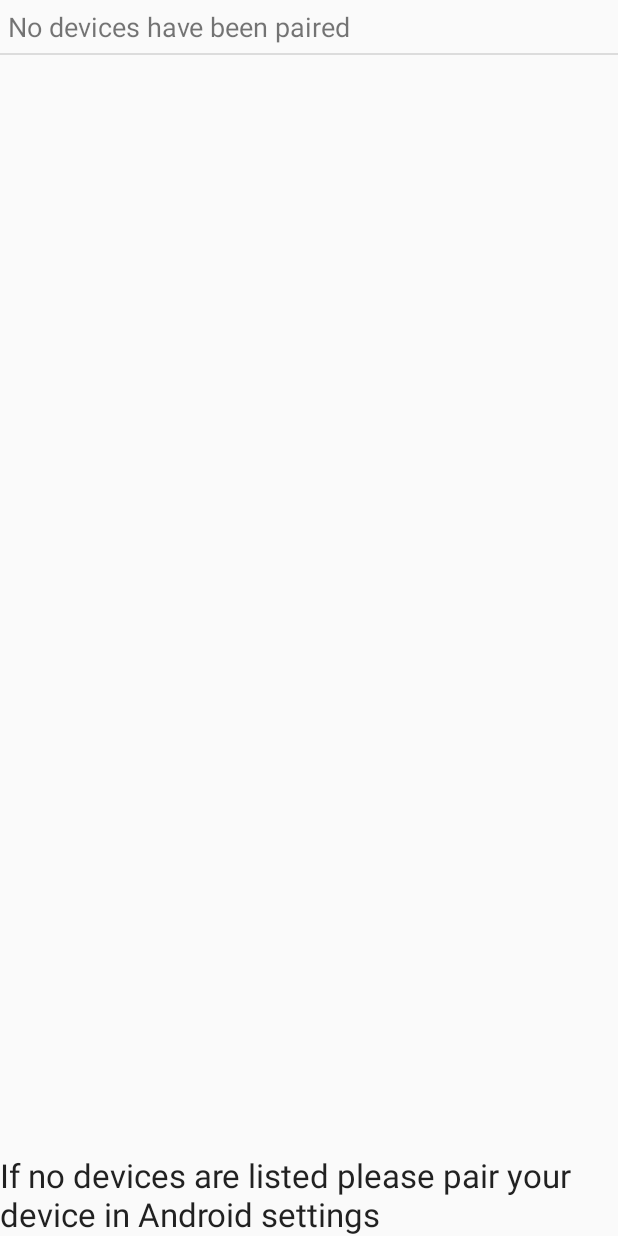
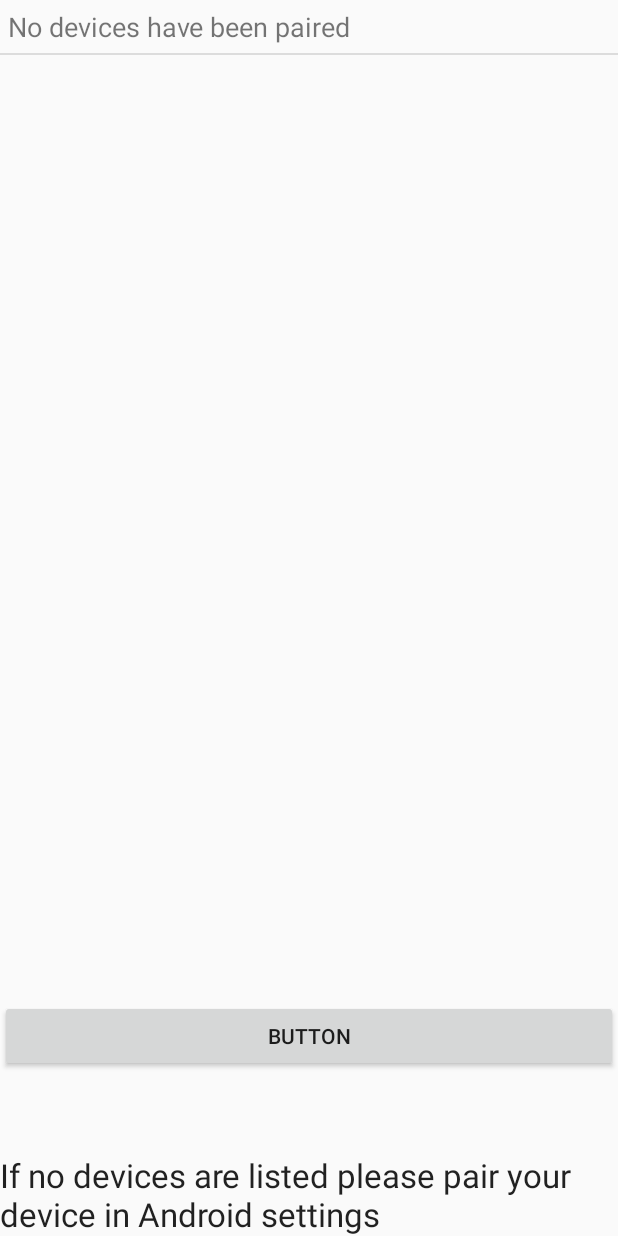
Before and after one commit to gabicfa/ComputacaoEmbarcada, an Android app: the screen it shows after launch (DeviceListActivity), on a phone screen of 412 x 824 dp. Run offline under Robolectric (Android 15) with nearby library versions, the phone set to English and light mode, and no system bars.

Commit message:
entraga final DMA

```diff
--- a/Projeto/REPS/app/src/main/java/com/example/gabrielaalmeida/reps2/DeviceListActivity.java
+++ b/Projeto/REPS/app/src/main/java/com/example/gabrielaalmeida/reps2/DeviceListActivity.java
@@ -23,6 +23,7 @@ public class DeviceListActivity extends Activity {
     // Debugging for LOGCAT
     private static final String TAG = "DeviceListActivity";
     private static final boolean D = true;
+    Button button;
 
 
     // declare button for launching website and textview for connection status
@@ -40,6 +41,16 @@ public class DeviceListActivity extends Activity {
     protected void onCreate(Bundle savedInstanceState) {
         super.onCreate(savedInstanceState);
         setContentView(R.layout.device_list);
+
+        button=(Button)findViewById(R.id.button);
+        button.setOnClickListener(new View.OnClickListener() {
+
+            @Override
+            public void onClick(View v) {
+                Intent i = new Intent(DeviceListActivity.this, MainActivity.class);
+                startActivity(i);
+            }
+        });
     }
 
     @Override
--- a/Projeto/REPS/app/src/main/res/layout/device_list.xml
+++ b/Projeto/REPS/app/src/main/res/layout/device_list.xml
@@ -21,6 +21,12 @@
         android:layout_weight="1"
         />
 
+    <Button
+        android:id="@+id/button"
+        android:layout_width="match_parent"
+        android:layout_height="wrap_content"
+        android:text="Button"/>
+
     <TextView
         android:id="@+id/connecting"
         android:layout_width="wrap_content"
```
Also changed, not shown: Projeto/REPS/app/src/main/java/com/example/gabrielaalmeida/reps2/MainActivity.java (+3 -11 lines), 9 other files.
